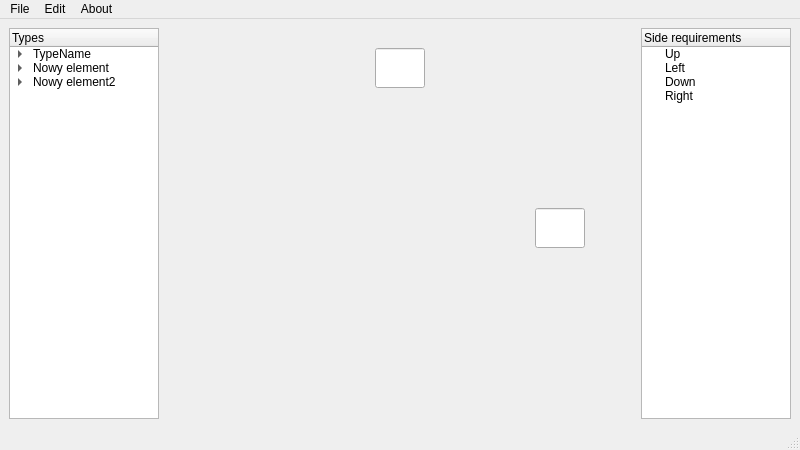
Above: mainwindow.ui from MrChrisFix/Floorplan-Optimizer before the change. Below: the same form after it.
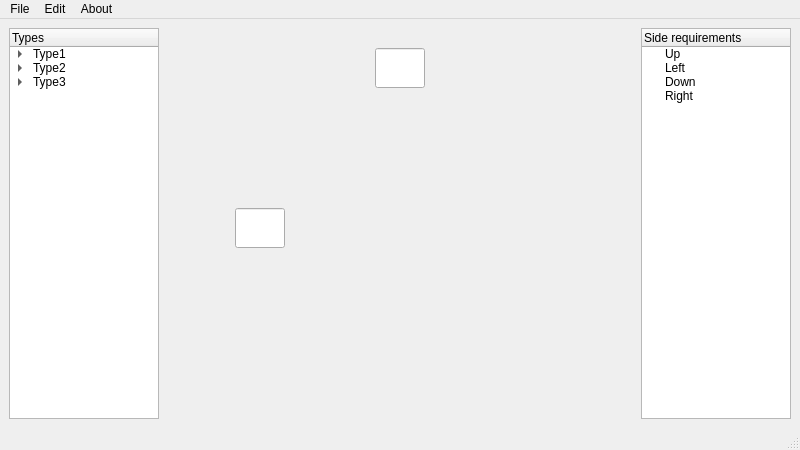
That is the form after the change. Custom widgets are drawn as their Qt base class.

Commit message: Type selection slot

Patch:
```diff
--- a/mainwindow.ui
+++ b/mainwindow.ui
@@ -57,7 +57,7 @@
       </column>
       <item>
        <property name="text">
-        <string>TypeName</string>
+        <string>Type1</string>
        </property>
        <property name="flags">
         <set>ItemIsSelectable|ItemIsEditable|ItemIsDragEnabled|ItemIsDropEnabled|ItemIsUserCheckable|ItemIsEnabled</set>
@@ -70,7 +70,7 @@
       </item>
       <item>
        <property name="text">
-        <string>Nowy element</string>
+        <string>Type2</string>
        </property>
        <property name="flags">
         <set>ItemIsSelectable|ItemIsEditable|ItemIsDragEnabled|ItemIsDropEnabled|ItemIsUserCheckable|ItemIsEnabled</set>
@@ -83,7 +83,7 @@
       </item>
       <item>
        <property name="text">
-        <string>Nowy element2</string>
+        <string>Type3</string>
        </property>
        <property name="flags">
         <set>ItemIsSelectable|ItemIsEditable|ItemIsDragEnabled|ItemIsDropEnabled|ItemIsUserCheckable|ItemIsEnabled</set>
@@ -126,7 +126,7 @@
       <widget class="RALineEdit" name="heightTextEdit">
        <property name="geometry">
         <rect>
-         <x>370</x>
+         <x>70</x>
          <y>180</y>
          <width>50</width>
          <height>40</height>
```
Left out of the diff: 19 changed lines with no effect on the pictures. The commit also changes 2 other files.
